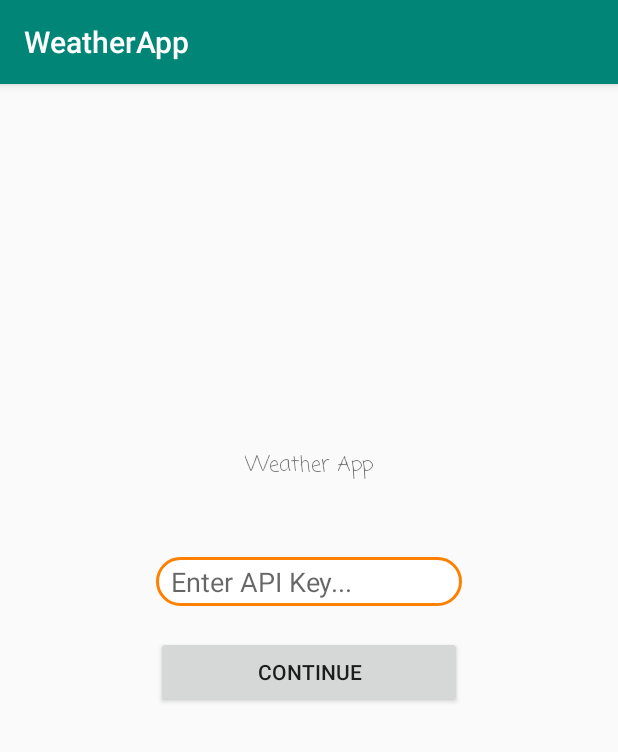
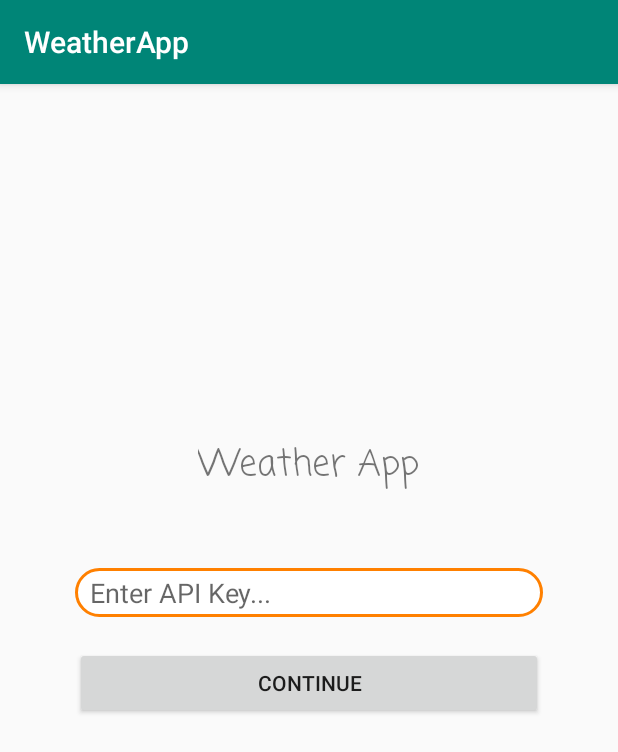
Before and after one commit to konakugur/WeatherApp, an Android app: the screen it shows after launch (MainActivity), on a phone screen of 412 x 824 dp. Shown: the top 752 px of the screen. Run offline under Robolectric (Android 15) with nearby library versions, the phone set to English and light mode, and no system bars; libraries missing offline, so code that uses them is left out: com.karumi.dexter.

```diff
--- a/app/build.gradle
+++ b/app/build.gradle
@@ -33,4 +33,6 @@ dependencies {
     implementation 'com.google.android.gms:play-services-location:17.0.0'
     //run-time permissions
     implementation 'com.karumi:dexter:5.0.0'
+    //picasso for image loading
+    implementation 'com.squareup.picasso:picasso:2.5.2'
 }
--- a/app/src/main/res/layout/activity_main.xml
+++ b/app/src/main/res/layout/activity_main.xml
@@ -7,8 +7,8 @@
     tools:context=".MainActivity">
 
     <LinearLayout
-        android:layout_width="204dp"
-        android:layout_height="282dp"
+        android:layout_width="312dp"
+        android:layout_height="297dp"
         android:layout_marginStart="8dp"
         android:layout_marginLeft="8dp"
         android:layout_marginTop="8dp"
@@ -25,25 +25,26 @@
         <TextView
             android:layout_width="wrap_content"
             android:layout_height="wrap_content"
+            android:fontFamily="casual"
             android:paddingBottom="30dip"
-            android:fontFamily="casual"
-            android:text="@string/appOnScreen" />
+            android:text="@string/appOnScreen"
+            android:textSize="24sp" />
 
         <EditText
             android:id="@+id/apiKeyEditText"
             android:layout_width="match_parent"
             android:layout_height="wrap_content"
+            android:layout_marginTop="20dip"
+            android:background="@drawable/edit_text_rounded_corners"
             android:hint="@string/hintApiKey"
-            android:layout_marginTop="20dip"
-            android:paddingLeft="10dip"
-            android:background="@drawable/edit_text_rounded_corners"/>
+            android:paddingLeft="10dip" />
 
         <Button
             android:layout_width="match_parent"
             android:layout_height="wrap_content"
-            android:text="@string/go_on"
             android:layout_marginTop="20dip"
-            android:onClick="getApiKey"/>
+            android:onClick="getApiKey"
+            android:text="@string/go_on" />
     </LinearLayout>
 
 </androidx.constraintlayout.widget.ConstraintLayout>
--- a/app/src/main/res/values/strings.xml
+++ b/app/src/main/res/values/strings.xml
@@ -1,6 +1,8 @@
 <resources>
     <string name="app_name">WeatherApp</string>
     <string name="appOnScreen">Weather App</string>
+    <string name="testLocation">Beykoz</string>
+    <string name="testTemp">9</string>
     <string name="hintApiKey"> Enter API Key...</string>
     <string name="go_on">CONTINUE</string>
     <string name="getCurrentWeather">Get Current Weather</string>
```
Also changed, not shown: app/src/main/java/com/example/weatherapp/CurrentWeather.java (+13 -4 lines), app/src/main/res/layout/activity_current_weather.xml (+34 -3 lines).
